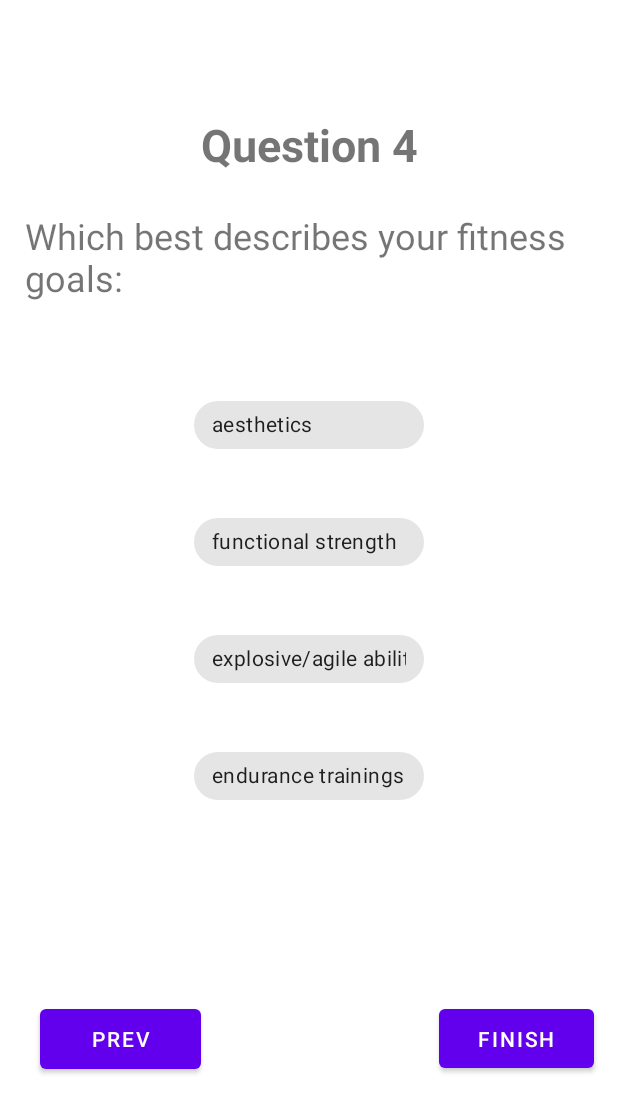
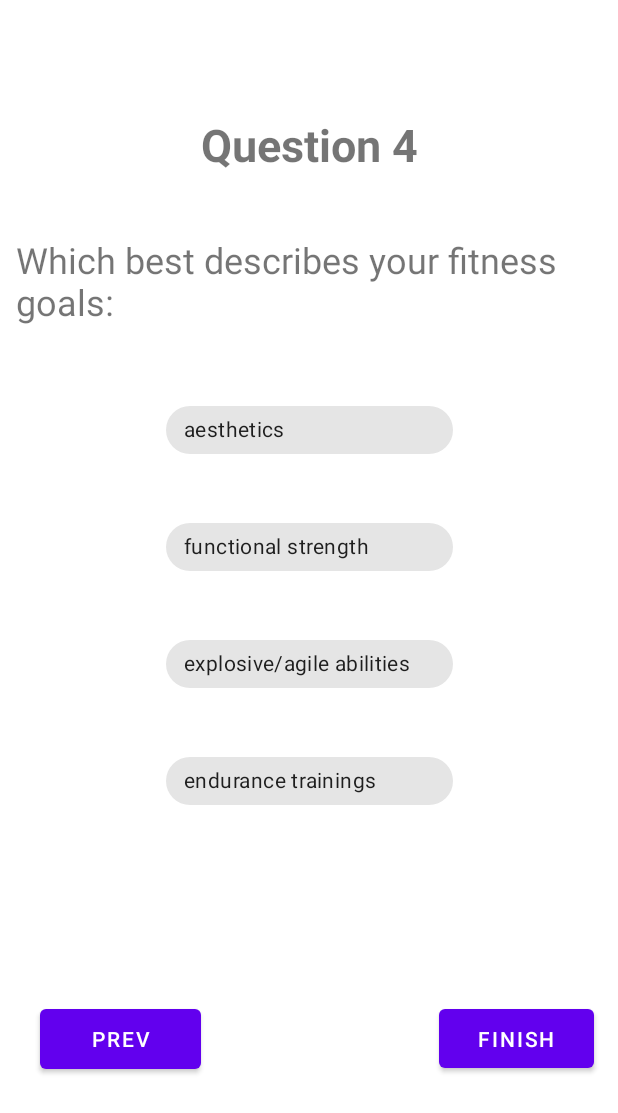
Before and after one commit to RajbirBains/HRTFitnessApp, an Android app: the SurveyQuestion4 screen opened directly, with no data from a screen before it, on a phone screen of 412 x 824 dp. Shown: the top 1113 px of the screen. Run offline under Robolectric (Android 15) with nearby library versions, the phone set to English and light mode, and no system bars.

```diff
--- a/app/src/main/java/com/example/hrtfitnessapp/LoginActivity.java
+++ b/app/src/main/java/com/example/hrtfitnessapp/LoginActivity.java
@@ -33,6 +33,9 @@ public class LoginActivity extends AppCompatActivity {
 
         //Password input field
         editTextPassword = (EditText) findViewById(R.id.editTextTextPassword);
+
+        // Gets instance for firebase authentication (Needed to check credentials)
+        mAuth = FirebaseAuth.getInstance();
 
         signUpButton = (Button) findViewById(R.id.btnSignUp);
         signUpButton.setOnClickListener(new View.OnClickListener() {
--- a/app/src/main/res/layout/activity_survey_question1.xml
+++ b/app/src/main/res/layout/activity_survey_question1.xml
@@ -74,6 +74,7 @@
         app:layout_constraintTop_toTopOf="parent" />
 
     <com.google.android.material.chip.ChipGroup
+        android:id="@+id/surv1ChipGroup"
         android:layout_width="153dp"
         android:layout_height="305dp"
         android:layout_marginStart="129dp"
@@ -83,6 +84,7 @@
         android:layout_marginRight="129dp"
         android:layout_marginBottom="213dp"
         app:chipSpacingVertical="30dp"
+        app:selectionRequired="true"
         app:layout_constraintBottom_toBottomOf="parent"
         app:layout_constraintEnd_toEndOf="parent"
         app:layout_constraintStart_toStartOf="parent"
--- a/app/src/main/res/layout/activity_survey_question4.xml
+++ b/app/src/main/res/layout/activity_survey_question4.xml
@@ -58,32 +58,30 @@
 
     <TextView
         android:id="@+id/textView8"
-        android:layout_width="wrap_content"
-        android:layout_height="wrap_content"
-        android:layout_marginStart="25dp"
-        android:layout_marginLeft="25dp"
-        android:layout_marginTop="120dp"
-        android:layout_marginEnd="26dp"
-        android:layout_marginRight="26dp"
-        android:layout_marginBottom="579dp"
+        android:layout_width="391dp"
+        android:layout_height="61dp"
+        android:layout_marginStart="10dp"
+        android:layout_marginLeft="10dp"
+        android:layout_marginTop="110dp"
+        android:layout_marginEnd="10dp"
+        android:layout_marginRight="10dp"
+        android:layout_marginBottom="560dp"
         android:text="@string/survey_question_4"
         android:textSize="24sp"
         app:layout_constraintBottom_toBottomOf="parent"
         app:layout_constraintEnd_toEndOf="parent"
-        app:layout_constraintHorizontal_bias="0.176"
         app:layout_constraintStart_toStartOf="parent"
-        app:layout_constraintTop_toTopOf="parent"
-        app:layout_constraintVertical_bias="0.321" />
+        app:layout_constraintTop_toTopOf="parent" />
 
     <com.google.android.material.chip.ChipGroup
-        android:layout_width="153dp"
-        android:layout_height="305dp"
-        android:layout_marginStart="129dp"
-        android:layout_marginLeft="129dp"
-        android:layout_marginTop="213dp"
-        android:layout_marginEnd="129dp"
-        android:layout_marginRight="129dp"
-        android:layout_marginBottom="213dp"
+        android:layout_width="191dp"
+        android:layout_height="299dp"
+        android:layout_marginStart="110dp"
+        android:layout_marginLeft="110dp"
+        android:layout_marginTop="216dp"
+        android:layout_marginEnd="110dp"
+        android:layout_marginRight="110dp"
+        android:layout_marginBottom="216dp"
         app:chipSpacingVertical="30dp"
         app:layout_constraintBottom_toBottomOf="parent"
         app:layout_constraintEnd_toEndOf="parent"
```
Also changed, not shown: app/src/main/java/com/example/hrtfitnessapp/SurveyQuestion1.java (+16 -0 lines), app/src/main/res/layout/activity_survey_question3.xml (+10 -11 lines).
